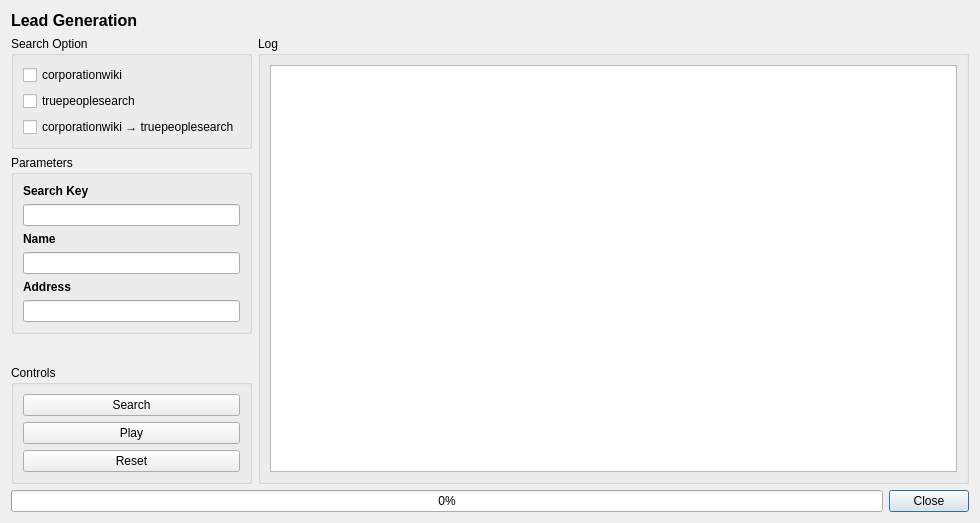
First picture: the form in src/main.ui, repository zeuswebmaster/PyQT5_Bot_Project, before the edit.
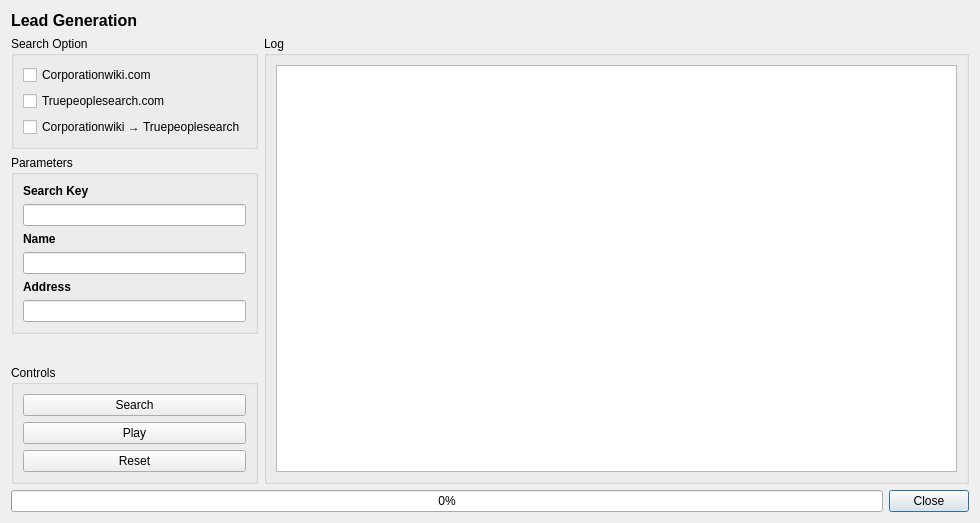
Second picture: the form after the edit.

Diff of the .ui file:
```diff
--- a/src/main.ui
+++ b/src/main.ui
@@ -80,7 +80,7 @@
           <item row="1" column="0" colspan="2">
            <widget class="QCheckBox" name="peopleChkBox">
             <property name="text">
-             <string>truepeoplesearch</string>
+             <string>Truepeoplesearch.com</string>
             </property>
             <property name="autoExclusive">
              <bool>true</bool>
@@ -90,7 +90,7 @@
           <item row="0" column="0" colspan="2">
            <widget class="QCheckBox" name="corpChkBox">
             <property name="text">
-             <string>corporationwiki</string>
+             <string>Corporationwiki.com</string>
             </property>
             <property name="checked">
              <bool>false</bool>
@@ -103,7 +103,7 @@
           <item row="2" column="0" rowspan="2" colspan="2">
            <widget class="QCheckBox" name="peopleCorpChkBox">
             <property name="text">
-             <string>corporationwiki → truepeoplesearch</string>
+             <string>Corporationwiki → Truepeoplesearch</string>
             </property>
             <property name="autoExclusive">
              <bool>true</bool>
```
